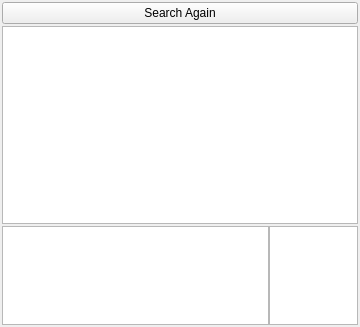
First picture: the form in res/forms/SpellCheckWidget.ui, repository tedvalson/NovelTea, before the edit.
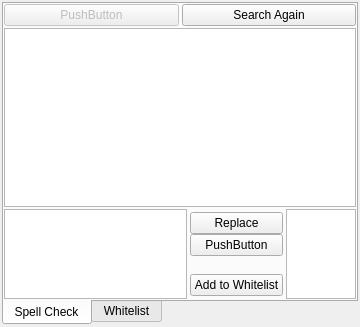
Second picture: the form after the edit. Custom widgets are drawn as their Qt base class.

Commit message:
Editor: Add a SpellChecker class and refactor to use it.
Also add basic whitelist functionality.

```diff
--- a/res/forms/SpellCheckWidget.ui
+++ b/res/forms/SpellCheckWidget.ui
@@ -39,12 +39,60 @@
     <number>2</number>
    </property>
    <item>
+    <widget class="QTabWidget" name="tabWidget">
+     <property name="tabPosition">
+      <enum>QTabWidget::South</enum>
+     </property>
+     <property name="currentIndex">
+      <number>0</number>
+     </property>
+     <widget class="QWidget" name="tab">
+      <attribute name="title">
+       <string>Spell Check</string>
+      </attribute>
+      <layout class="QVBoxLayout" name="verticalLayout_2">
+       <property name="spacing">
+        <number>2</number>
+       </property>
+       <property name="leftMargin">
+        <number>0</number>
+       </property>
+       <property name="topMargin">
+        <number>0</number>
+       </property>
+       <property name="rightMargin">
+        <number>0</number>
+       </property>
+       <property name="bottomMargin">
+        <number>0</number>
+       </property>
+       <item>
+        <layout class="QHBoxLayout" name="horizontalLayout_2">
+         <property name="spacing">
+          <number>3</number>
+         </property>
+         <property name="bottomMargin">
+          <number>0</number>
+         </property>
+         <item>
+          <widget class="QPushButton" name="buttonAddToWhitelist">
+           <property name="enabled">
+            <bool>false</bool>
+           </property>
+           <property name="text">
+            <string>PushButton</string>
+           </property>
+          </widget>
+         </item>
+         <item>
     <widget class="QPushButton" name="buttonSearchAgain">
      <property name="text">
       <string>Search Again</string>
      </property>
     </widget>
    </item>
+        </layout>
+       </item>
    <item>
     <widget class="SearchTreeWidget" name="treeWidget">
      <property name="sizePolicy">
@@ -104,7 +152,78 @@
        </widget>
       </item>
       <item>
-       <widget class="QListWidget" name="listWidget">
+           <widget class="QWidget" name="widgetButtons" native="true">
+            <property name="sizePolicy">
+             <sizepolicy hsizetype="Minimum" vsizetype="Expanding">
+              <horstretch>0</horstretch>
+              <verstretch>0</verstretch>
+             </sizepolicy>
+            </property>
+            <layout class="QHBoxLayout" name="horizontalLayout_3">
+             <property name="leftMargin">
+              <number>3</number>
+             </property>
+             <property name="topMargin">
+              <number>3</number>
+             </property>
+             <property name="rightMargin">
+              <number>3</number>
+             </property>
+             <property name="bottomMargin">
+              <number>3</number>
+             </property>
+             <item>
+              <layout class="QVBoxLayout" name="verticalLayout_5">
+               <property name="spacing">
+                <number>0</number>
+               </property>
+               <property name="leftMargin">
+                <number>0</number>
+               </property>
+               <property name="bottomMargin">
+                <number>0</number>
+               </property>
+               <item>
+                <widget class="QPushButton" name="pushButton">
+                 <property name="text">
+                  <string>Replace</string>
+                 </property>
+                </widget>
+               </item>
+               <item>
+                <widget class="QPushButton" name="pushButton_2">
+                 <property name="text">
+                  <string>PushButton</string>
+                 </property>
+                </widget>
+               </item>
+               <item>
+                <spacer name="verticalSpacer">
+                 <property name="orientation">
+                  <enum>Qt::Vertical</enum>
+                 </property>
+                 <property name="sizeHint" stdset="0">
+                  <size>
+                   <width>20</width>
+                   <height>40</height>
+                  </size>
+                 </property>
+                </spacer>
+               </item>
+               <item>
+                <widget class="QPushButton" name="pushButton_3">
+                 <property name="text">
+                  <string>Add to Whitelist</string>
+                 </property>
+                </widget>
+               </item>
+              </layout>
+             </item>
+            </layout>
+           </widget>
+          </item>
+          <item>
+           <widget class="QListWidget" name="listSuggestions">
         <property name="sizePolicy">
          <sizepolicy hsizetype="Expanding" vsizetype="Expanding">
           <horstretch>1</horstretch>
@@ -114,6 +233,35 @@
        </widget>
       </item>
      </layout>
+        </widget>
+       </item>
+      </layout>
+     </widget>
+     <widget class="QWidget" name="tabWhitelist">
+      <attribute name="title">
+       <string>Whitelist</string>
+      </attribute>
+      <layout class="QVBoxLayout" name="verticalLayout_3">
+       <property name="spacing">
+        <number>0</number>
+       </property>
+       <property name="leftMargin">
+        <number>0</number>
+       </property>
+       <property name="topMargin">
+        <number>0</number>
+       </property>
+       <property name="rightMargin">
+        <number>0</number>
+       </property>
+       <property name="bottomMargin">
+        <number>0</number>
+       </property>
+       <item>
+        <widget class="QListWidget" name="listWhitelist"/>
+       </item>
+      </layout>
+     </widget>
     </widget>
    </item>
   </layout>
```
Lines whose indentation alone changed are shown as unchanged. The commit also changes 7 other files.
